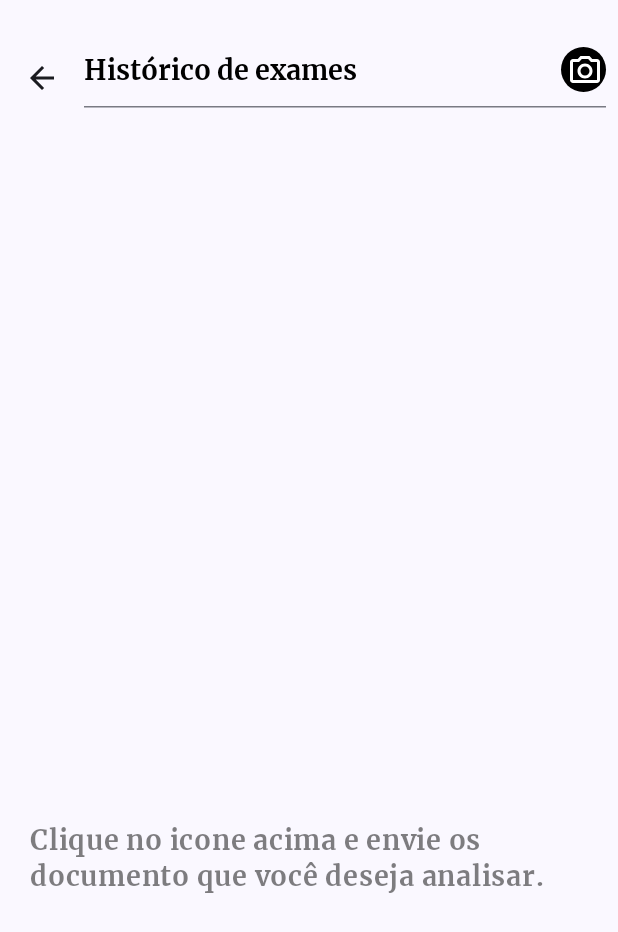
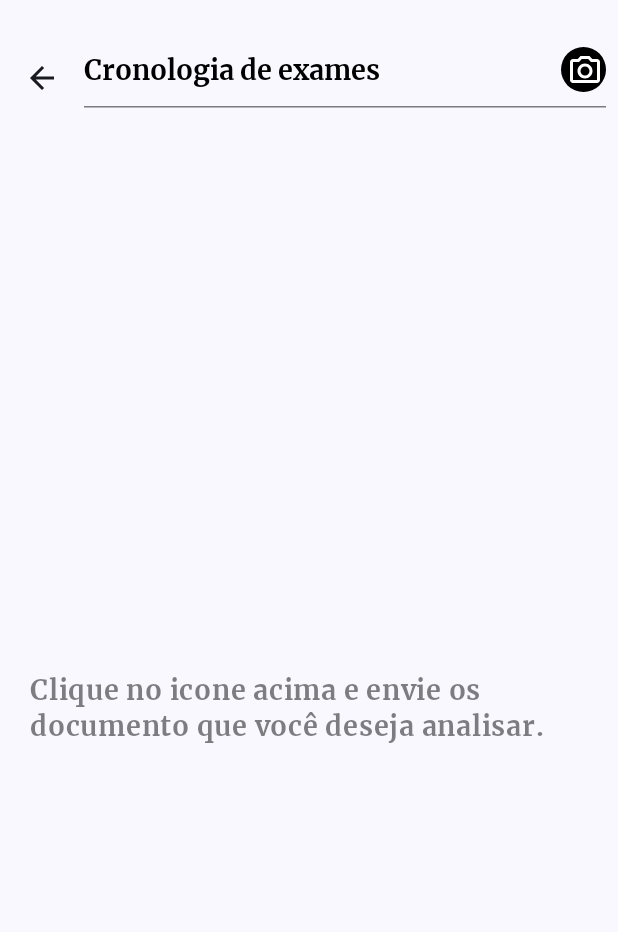
Before and after one commit to paulosoujava/qrsve, an Android app built with Jetpack Compose: the ChronologyScreen screen opened through its navigation route, on a phone screen of 412 x 824 dp. Shown: the top 932 px of the screen. Run offline under Robolectric (Android 15) with nearby library versions, the phone set to English and light mode, and no system bars; our stand-ins replace Firebase (no records; nobody signed in at launch, a user with empty details on screens opened directly); libraries missing offline, so code that uses them is left out: androidx.camera.view; pictures from the network do not load; 2 statements that could not run were skipped.

```diff
--- a/app/src/main/java/com/soujava/mydoctor/presenter/screens/chronology/ChronologyScreen.kt
+++ b/app/src/main/java/com/soujava/mydoctor/presenter/screens/chronology/ChronologyScreen.kt
@@ -106,7 +106,7 @@ fun ChronologyScreen(
                                 horizontalArrangement = Arrangement.SpaceBetween,
                                 verticalAlignment = Alignment.CenterVertically
                             ) {
-                                AppText(types = Types.REGULAR, text = "Histórico de exames")
+                                AppText(types = Types.REGULAR, text = "Cronologia de exames")
                                 if (state.value.events != ChronologyType.CAMERA)
                                     AnimatedVisibility(visible = true) {
                                         IconButton(
@@ -174,7 +174,7 @@ fun ChronologyScreen(
                         types = Types.REGULAR,
                         text = "Clique no icone acima e envie os documento que você deseja analisar.",
                         color = black.copy(alpha = 0.5f),
-                        modifier = Modifier.padding(top = 200.dp, start = 20.dp, end = 20.dp)
+                        modifier = Modifier.padding( start = 20.dp, end = 20.dp)
                     )
                 }
             }
```
Also changed, not shown: app/src/main/java/com/soujava/mydoctor/presenter/screens/profile/ProfileScreen.kt (+20 -19 lines).
